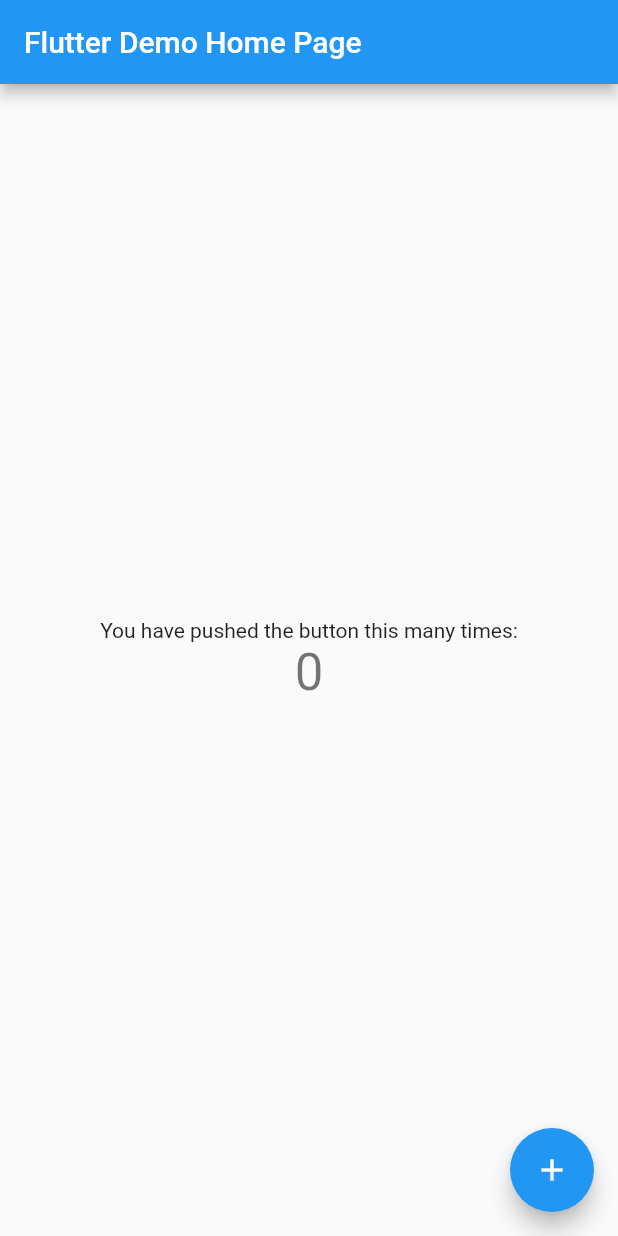
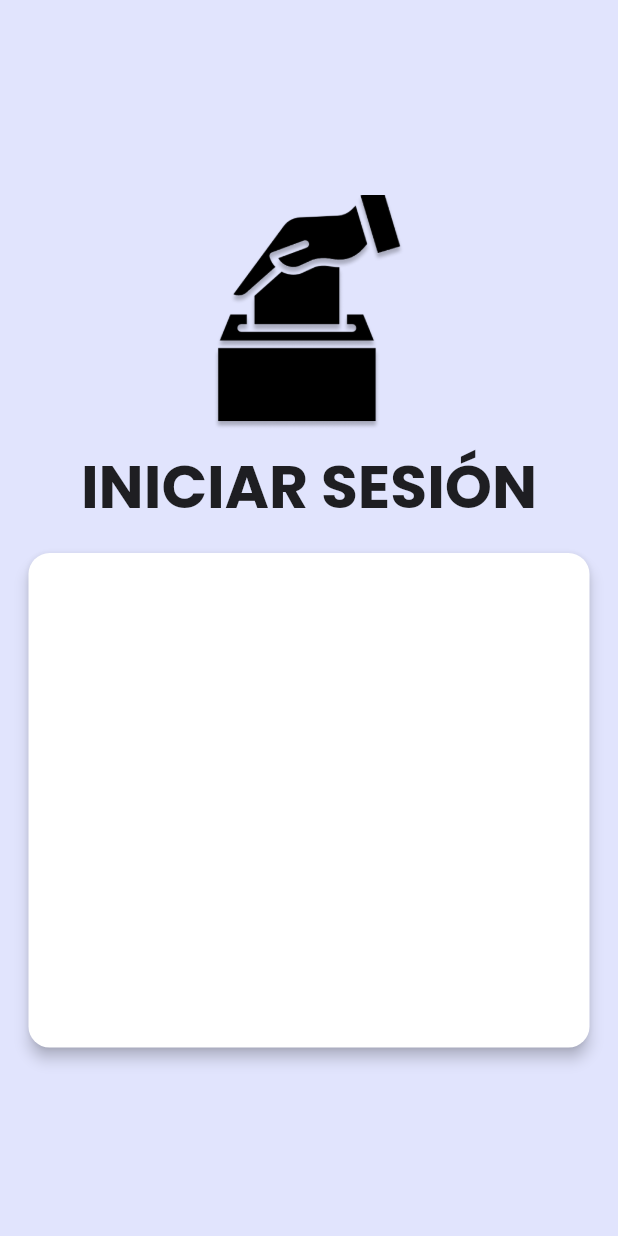
Before and after one commit to VotingSystemThesis/VotingSystemMobileApp, a Flutter app: the screen it shows after launch, on a phone screen of 412 x 824 dp. Run offline on Flutter 3.47's test engine with Material 2 defaults, Android fonts, the light colour scheme and no system bars.

Commit message:
Adding login view

```diff
--- a/votingsystem/lib/main.dart
+++ b/votingsystem/lib/main.dart
@@ -1,4 +1,8 @@
 import 'package:flutter/material.dart';
+import 'package:flutter_localizations/flutter_localizations.dart';
+import 'package:votingsystem/router/routes.dart';
+import 'package:votingsystem/utils/Utils.dart';
+import 'package:votingsystem/views/auth/LoginPage.dart';
 
 void main() {
   runApp(const MyApp());
@@ -11,105 +15,31 @@
   @override
   Widget build(BuildContext context) {
     return MaterialApp(
-      title: 'Flutter Demo',
+      title: 'Voting System',
       theme: ThemeData(
-        // This is the theme of your application.
-        //
-        // Try running your application with "flutter run". You'll see the
-        // application has a blue toolbar. Then, without quitting the app, try
-        // changing the primarySwatch below to Colors.green and then invoke
-        // "hot reload" (press "r" in the console where you ran "flutter run",
-        // or simply save your changes to "hot reload" in a Flutter IDE).
-        // Notice that the counter didn't reset back to zero; the application
-        // is not restarted.
+        fontFamily: 'Poppins',
         primarySwatch: Colors.blue,
       ),
-      home: const MyHomePage(title: 'Flutter Demo Home Page'),
+      debugShowCheckedModeBanner: false,
+      localizationsDelegates: const [
+        GlobalMaterialLocalizations.delegate,
+        GlobalWidgetsLocalizations.delegate,
+        GlobalCupertinoLocalizations.delegate,
+      ],
+      supportedLocales: const [
+        Locale('en', ''), // English, no country code
+        Locale('es', ''), // Spanish, no country code
+      ],
+      navigatorKey: Utils.mainNavigator,
+      onGenerateRoute: (settings) {
+        Widget page;
+        if (settings.name == routeLoginView) {
+          page = const LoginPage();
+        } else {
+          throw Exception('Unknown route: ${settings.name}');
+        }
+      },
+      home: const LoginPage(),
     );
   }
 }
-
-class MyHomePage extends StatefulWidget {
-  const MyHomePage({Key? key, required this.title}) : super(key: key);
-
-  // This widget is the home page of your application. It is stateful, meaning
-  // that it has a State object (defined below) that contains fields that affect
-  // how it looks.
-
-  // This class is the configuration for the state. It holds the values (in this
-  // case the title) provided by the parent (in this case the App widget) and
-  // used by the build method of the State. Fields in a Widget subclass are
-  // always marked "final".
-
-  final String title;
-
-  @override
-  State<MyHomePage> createState() => _MyHomePageState();
-}
-
-class _MyHomePageState extends State<MyHomePage> {
-  int _counter = 0;
-
-  void _incrementCounter() {
-    setState(() {
-      // This call to setState tells the Flutter framework that something has
-      // changed in this State, which causes it to rerun the build method below
-      // so that the display can reflect the updated values. If we changed
-      // _counter without calling setState(), then the build method would not be
-      // called again, and so nothing would appear to happen.
-      _counter++;
-    });
-  }
-
-  @override
-  Widget build(BuildContext context) {
-    // This method is rerun every time setState is called, for instance as done
-    // by the _incrementCounter method above.
-    //
-    // The Flutter framework has been optimized to make rerunning build methods
-    // fast, so that you can just rebuild anything that needs updating rather
-    // than having to individually change instances of widgets.
-    return Scaffold(
-      appBar: AppBar(
-        // Here we take the value from the MyHomePage object that was created by
-        // the App.build method, and use it to set our appbar title.
-        title: Text(widget.title),
-      ),
-      body: Center(
-        // Center is a layout widget. It takes a single child and positions it
-        // in the middle of the parent.
-        child: Column(
-          // Column is also a layout widget. It takes a list of children and
-          // arranges them vertically. By default, it sizes itself to fit its
-          // children horizontally, and tries to be as tall as its parent.
-          //
-          // Invoke "debug painting" (press "p" in the console, choose the
-          // "Toggle Debug Paint" action from the Flutter Inspector in Android
-          // Studio, or the "Toggle Debug Paint" command in Visual Studio Code)
-          // to see the wireframe for each widget.
-          //
-          // Column has various properties to control how it sizes itself and
-          // how it positions its children. Here we use mainAxisAlignment to
-          // center the children vertically; the main axis here is the vertical
-          // axis because Columns are vertical (the cross axis would be
-          // horizontal).
-          mainAxisAlignment: MainAxisAlignment.center,
-          children: <Widget>[
-            const Text(
-              'You have pushed the button this many times:',
-            ),
-            Text(
-              '$_counter',
-              style: Theme.of(context).textTheme.headline4,
-            ),
-          ],
-        ),
-      ),
-      floatingActionButton: FloatingActionButton(
-        onPressed: _incrementCounter,
-        tooltip: 'Increment',
-        child: const Icon(Icons.add),
-      ), // This trailing comma makes auto-formatting nicer for build methods.
-    );
-  }
-}
--- /dev/null
+++ b/votingsystem/lib/router/routes.dart
@@ -0,0 +1,5 @@
+/// ************************** AUTH  ****************************/
+const routeLoginView = '/login';
+
+/**Home */
+const routeHome = '/home';
--- /dev/null
+++ b/votingsystem/lib/utils/Utils.dart
@@ -0,0 +1,26 @@
+import 'package:flutter/material.dart';
+
+class Utils {
+  static GlobalKey<NavigatorState> mainNavigator = GlobalKey<NavigatorState>();
+  static GlobalKey<NavigatorState> homeNavigator = GlobalKey<NavigatorState>();
+
+  static ImageProvider getPosterImage(String posterPath) {
+    if (posterPath != null &&
+        posterPath.contains(RegExp(r'http', caseSensitive: false))) {
+      return NetworkImage(posterPath);
+    } else {
+      return AssetImage("assets/img/no-image.jpg");
+    }
+  }
+
+  Widget loader(screenWidth, screenHeight) {
+    return Container(
+      width: screenWidth,
+      height: screenHeight,
+      color: Colors.white.withOpacity(0.9),
+      child: Center(
+        child: CircularProgressIndicator(),
+      ),
+    );
+  }
+}
--- /dev/null
+++ b/votingsystem/lib/views/auth/LoginPage.dart
@@ -0,0 +1,49 @@
+import 'package:flutter/material.dart';
+import 'package:votingsystem/views/common/MainBackground.dart';
+
+class LoginPage extends StatelessWidget {
+  const LoginPage({Key? key}) : super(key: key);
+
+  Widget loginForm() {
+    return Form(
+      child: Column(
+        children: [],
+      ),
+    );
+  }
+
+  @override
+  Widget build(BuildContext context) {
+    var screenWidth = MediaQuery.of(context).size.width;
+    var screenHeight = MediaQuery.of(context).size.height;
+    return MainBackground(
+      child: Column(
+        mainAxisAlignment: MainAxisAlignment.center,
+        children: [
+          Image(
+            image: AssetImage("assets/logo.png"),
+            width: screenWidth * 0.4,
+            height: screenHeight * 0.21,
+          ),
+          Text(
+            "INICIAR SESIÓN",
+            style: TextStyle(fontSize: 40, fontWeight: FontWeight.bold),
+          ),
+          SizedBox(
+            height: 10,
+          ),
+          Card(
+            shape:
+                RoundedRectangleBorder(borderRadius: BorderRadius.circular(14)),
+            elevation: 4,
+            child: Container(
+              width: screenWidth,
+              height: screenHeight * 0.4,
+              child: loginForm(),
+            ),
+          )
+        ],
+      ),
+    );
+  }
+}
--- /dev/null
+++ b/votingsystem/lib/views/common/MainBackground.dart
@@ -0,0 +1,23 @@
+import 'package:flutter/material.dart';
+
+class MainBackground extends StatelessWidget {
+  Widget child;
+  MainBackground({required this.child});
+
+  @override
+  Widget build(BuildContext context) {
+    var screenWidth = MediaQuery.of(context).size.width;
+    var screenHeight = MediaQuery.of(context).size.height;
+    return Scaffold(
+      body: SafeArea(
+        child: Container(
+          padding: EdgeInsets.all(15),
+          width: screenWidth,
+          height: screenHeight,
+          color: Color.fromRGBO(225, 228, 253, 1),
+          child: this.child,
+        ),
+      ),
+    );
+  }
+}
```
Also changed, not shown: votingsystem/pubspec.yaml (+17 -16 lines), votingsystem/assets/logo.png (added), votingsystem/fonts/Poppins-Bold.ttf (added), votingsystem/fonts/Poppins-Light.ttf (added), votingsystem/fonts/Poppins-Medium.ttf (added), votingsystem/fonts/Poppins-Regular.ttf (added), votingsystem/pubspec.lock.
